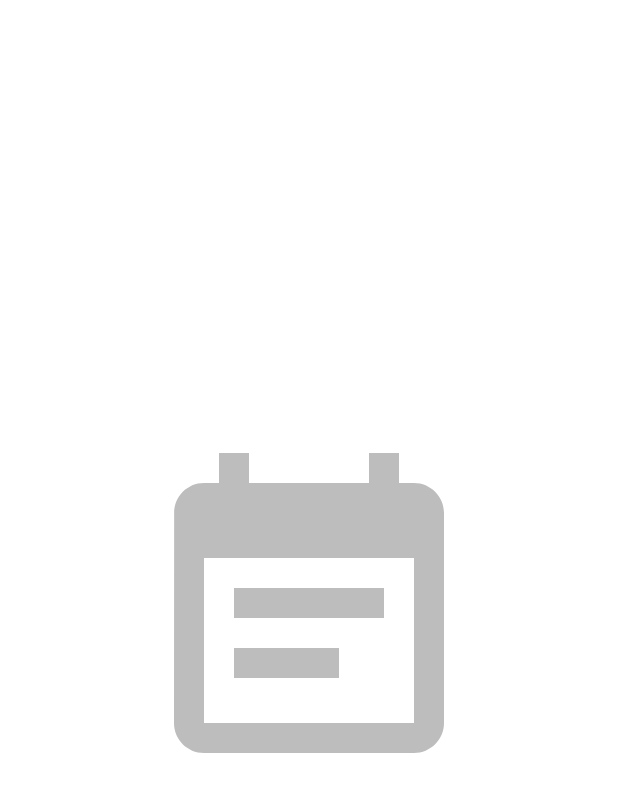
After one commit to kari95/notes, an Android app: the layout fragment_note_empty.xml on its own in the app's theme, with its tools: preview values and no code run, on a phone screen of 412 x 824 dp. The commit adds this screen. Shown: the top 792 px of the screen. Run offline under Robolectric (Android 15) with nearby library versions, the phone set to English and light mode, and no system bars.

Commit message:
- Empty detail.

```diff
--- /dev/null
+++ b/app/src/main/res/drawable/empty_detail.xml
@@ -0,0 +1,9 @@
+<vector xmlns:android="http://schemas.android.com/apk/res/android"
+        android:width="240dp"
+        android:height="240dp"
+        android:viewportWidth="24.0"
+        android:viewportHeight="24.0">
+    <path
+        android:fillColor="#BDBDBD"
+        android:pathData="M17,10L7,10v2h10v-2zM19,3h-1L18,1h-2v2L8,3L8,1L6,1v2L5,3c-1.11,0 -1.99,0.9 -1.99,2L3,19c0,1.1 0.89,2 2,2h14c1.1,0 2,-0.9 2,-2L21,5c0,-1.1 -0.9,-2 -2,-2zM19,19L5,19L5,8h14v11zM14,14L7,14v2h7v-2z"/>
+</vector>
--- /dev/null
+++ b/app/src/main/res/layout/fragment_note_empty.xml
@@ -0,0 +1,15 @@
+<?xml version="1.0" encoding="utf-8"?>
+<FrameLayout
+  xmlns:android="http://schemas.android.com/apk/res/android"
+  xmlns:app="http://schemas.android.com/apk/res-auto"
+  android:layout_width="match_parent"
+  android:layout_height="match_parent"
+  >
+  <FrameLayout
+    android:layout_width="wrap_content"
+    android:layout_height="wrap_content"
+    android:layout_gravity="center"
+    android:background="@drawable/empty_detail"
+    />
+
+</FrameLayout>
```
Also changed, not shown: app/src/main/java/ml/kari/notes/fragment/NoteEmptyFragment.kt (added, +22 -0 lines), app/src/main/res/navigation/detail_navigation.xml (+17 -1 lines).
